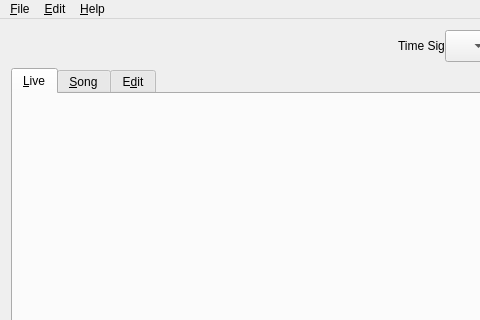
ahlstromcj/sequencer64, file seq_qt5/forms/qsmainwnd.ui: the form before one commit; both pictures show x 0 to 480 and y 0 to 320 of the 864 by 580 pixel window.
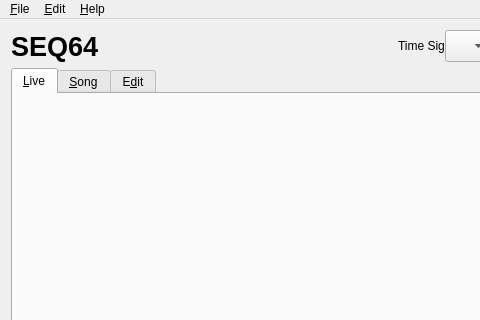
The form after the commit. Icons and pictures are not drawn.

```diff
--- a/seq_qt5/forms/qsmainwnd.ui
+++ b/seq_qt5/forms/qsmainwnd.ui
@@ -558,6 +558,20 @@
       </widget>
      </widget>
     </item>
+    <item row="0" column="0">
+     <widget class="QLabel" name="label_3">
+      <property name="font">
+       <font>
+        <pointsize>20</pointsize>
+        <weight>75</weight>
+        <bold>true</bold>
+       </font>
+      </property>
+      <property name="text">
+       <string>SEQ64</string>
+      </property>
+     </widget>
+    </item>
    </layout>
   </widget>
   <widget class="QMenuBar" name="menuBar">
```
